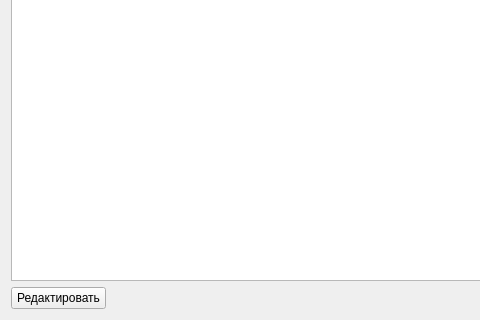
Old version of the form ToDo/main.ui in the repository trpo2021/cw-iv-021_todo-list; both pictures show x 0 to 480 and y 576 to 896 of the 1032 by 896 pixel window.
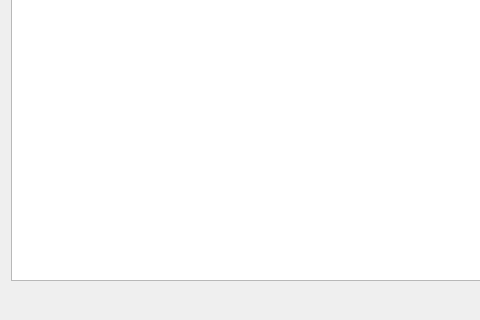
New version of the form.

Diff of the .ui file:
```diff
--- a/ToDo/main.ui
+++ b/ToDo/main.ui
@@ -6,7 +6,7 @@
    <rect>
     <x>0</x>
     <y>0</y>
-    <width>1026</width>
+    <width>1030</width>
     <height>896</height>
    </rect>
   </property>
@@ -261,25 +261,6 @@
        </column>
       </widget>
      </item>
-     <item row="1" column="0">
-      <widget class="QPushButton" name="edit">
-       <property name="sizePolicy">
-        <sizepolicy hsizetype="Fixed" vsizetype="Fixed">
-         <horstretch>0</horstretch>
-         <verstretch>0</verstretch>
-        </sizepolicy>
-       </property>
-       <property name="minimumSize">
-        <size>
-         <width>95</width>
-         <height>0</height>
-        </size>
-       </property>
-       <property name="text">
-        <string>Редактировать</string>
-       </property>
-      </widget>
-     </item>
      <item row="1" column="1" alignment="Qt::AlignRight">
       <widget class="QPushButton" name="create">
        <property name="sizePolicy">
```
